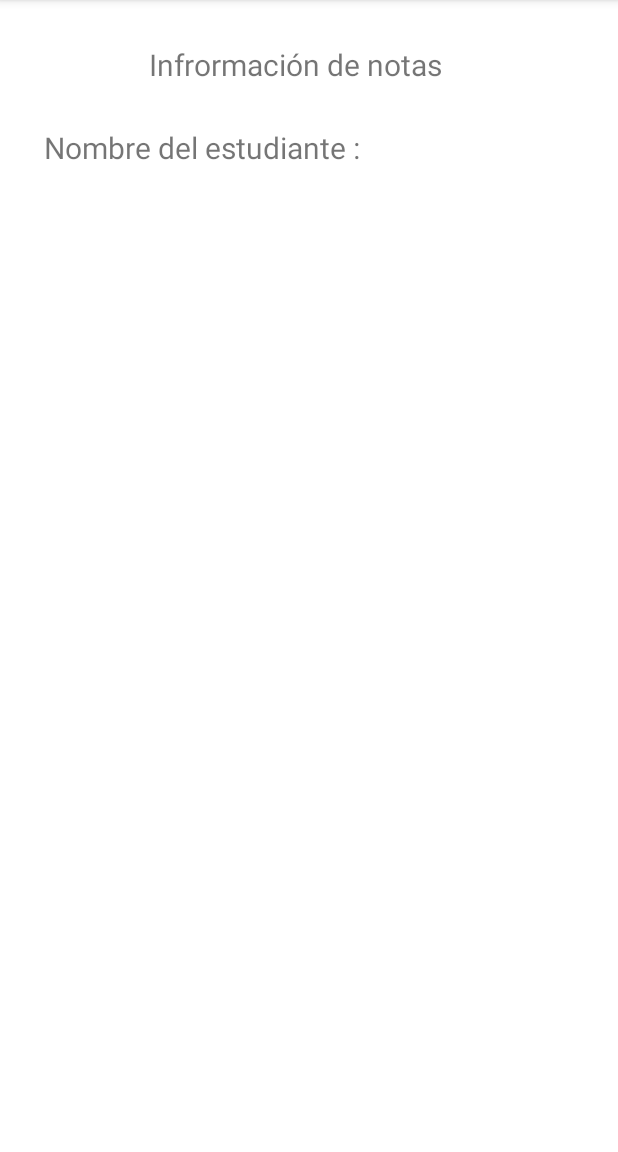
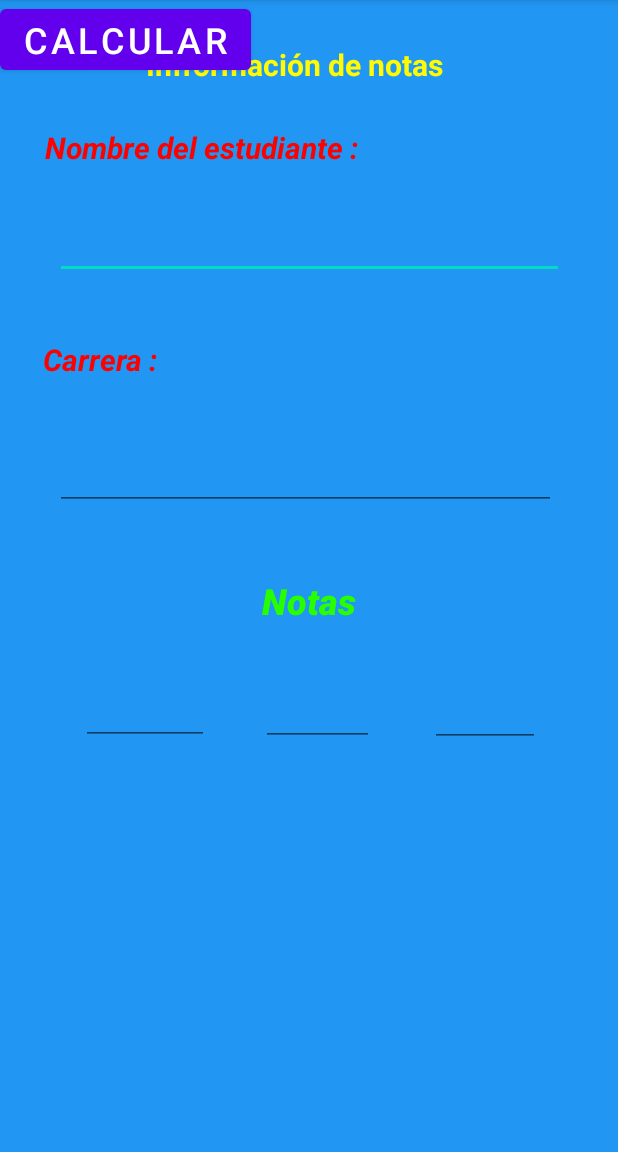
Before and after one commit to ErickVG13/Notas_Alumno, an Android app: the screen it shows after launch (MainActivity), on a phone screen of 412 x 824 dp, the part 84-1236 px from its top. Run offline under Robolectric (Android 15) with nearby library versions, the phone set to English and light mode, and no system bars.

Commit message:
1.1 version

```diff
--- a/app/src/main/res/layout/activity_main.xml
+++ b/app/src/main/res/layout/activity_main.xml
@@ -4,6 +4,7 @@
     xmlns:tools="http://schemas.android.com/tools"
     android:layout_width="match_parent"
     android:layout_height="match_parent"
+    android:background="#2196F3"
     tools:context=".MainActivity">
 
     <TextView
@@ -11,7 +12,9 @@
         android:layout_width="wrap_content"
         android:layout_height="wrap_content"
         android:text="Infrormación de notas"
+        android:textColor="#FFFB00"
         android:textSize="20sp"
+        android:textStyle="bold"
         app:layout_constraintBottom_toBottomOf="parent"
         app:layout_constraintHorizontal_bias="0.457"
         app:layout_constraintLeft_toLeftOf="parent"
@@ -25,10 +28,120 @@
         android:layout_height="wrap_content"
         android:layout_marginTop="28dp"
         android:text="Nombre del estudiante :"
+        android:textColor="#FF0000"
         android:textSize="20sp"
+        android:textStyle="bold|italic"
         app:layout_constraintEnd_toEndOf="parent"
         app:layout_constraintHorizontal_bias="0.146"
         app:layout_constraintStart_toStartOf="parent"
         app:layout_constraintTop_toBottomOf="@+id/textView2" />
 
+    <EditText
+        android:id="@+id/editTextTextPersonName"
+        android:layout_width="339dp"
+        android:layout_height="48dp"
+        android:layout_marginTop="12dp"
+        android:ems="10"
+        android:inputType="textPersonName"
+        app:layout_constraintBottom_toBottomOf="parent"
+        app:layout_constraintEnd_toEndOf="parent"
+        app:layout_constraintStart_toStartOf="parent"
+        app:layout_constraintTop_toBottomOf="@+id/textView"
+        app:layout_constraintVertical_bias="0.024" />
+
+    <TextView
+        android:id="@+id/textView3"
+        android:layout_width="wrap_content"
+        android:layout_height="wrap_content"
+        android:layout_marginTop="40dp"
+        android:text="Carrera :"
+        android:textColor="#FF0000"
+        android:textSize="20sp"
+        android:textStyle="bold|italic"
+        app:layout_constraintBottom_toBottomOf="parent"
+        app:layout_constraintEnd_toEndOf="parent"
+        app:layout_constraintHorizontal_bias="0.086"
+        app:layout_constraintStart_toStartOf="parent"
+        app:layout_constraintTop_toBottomOf="@+id/editTextTextPersonName"
+        app:layout_constraintVertical_bias="0.0" />
+
+    <EditText
+        android:id="@+id/editTextTextPersonName2"
+        android:layout_width="334dp"
+        android:layout_height="51dp"
+        android:layout_marginTop="32dp"
+        android:ems="10"
+        android:inputType="textPersonName"
+        app:layout_constraintBottom_toBottomOf="parent"
+        app:layout_constraintEnd_toEndOf="parent"
+        app:layout_constraintHorizontal_bias="0.467"
+        app:layout_constraintStart_toStartOf="parent"
+        app:layout_constraintTop_toBottomOf="@+id/textView3"
+        app:layout_constraintVertical_bias="0.007" />
+
+    <TextView
+        android:id="@+id/textView4"
+        android:layout_width="wrap_content"
+        android:layout_height="wrap_content"
+        android:layout_marginTop="44dp"
+        android:fontFamily="sans-serif-black"
+        android:text="Notas"
+        android:textAppearance="@style/TextAppearance.AppCompat.Display2"
+        android:textColor="#27FF00"
+        android:textSize="24sp"
+        android:textStyle="bold|italic"
+        android:typeface="monospace"
+        app:layout_constraintEnd_toEndOf="parent"
+        app:layout_constraintStart_toStartOf="parent"
+        app:layout_constraintTop_toBottomOf="@+id/editTextTextPersonName2" />
+
+    <EditText
+        android:id="@+id/editTextNumberDecimal"
+        android:layout_width="85dp"
+        android:layout_height="52dp"
+        android:layout_marginTop="28dp"
+        android:ems="10"
+        android:inputType="numberDecimal"
+        app:layout_constraintEnd_toEndOf="parent"
+        app:layout_constraintHorizontal_bias="0.165"
+        app:layout_constraintStart_toStartOf="parent"
+        app:layout_constraintTop_toBottomOf="@+id/textView4" />
+
+    <EditText
+        android:id="@+id/editTextNumberDecimal3"
+        android:layout_width="73dp"
+        android:layout_height="51dp"
+        android:layout_marginTop="28dp"
+        android:ems="10"
+        android:inputType="numberDecimal"
+        app:layout_constraintBottom_toBottomOf="parent"
+        app:layout_constraintEnd_toEndOf="parent"
+        app:layout_constraintHorizontal_bias="0.846"
+        app:layout_constraintStart_toStartOf="parent"
+        app:layout_constraintTop_toBottomOf="@+id/textView4"
+        app:layout_constraintVertical_bias="0.008" />
+
+    <EditText
+        android:id="@+id/editTextNumberDecimal2"
+        android:layout_width="75dp"
+        android:layout_height="51dp"
+        android:layout_marginTop="28dp"
+        android:ems="10"
+        android:inputType="numberDecimal"
+        app:layout_constraintBottom_toBottomOf="parent"
+        app:layout_constraintEnd_toEndOf="parent"
+        app:layout_constraintHorizontal_bias="0.517"
+        app:layout_constraintStart_toStartOf="parent"
+        app:layout_constraintTop_toBottomOf="@+id/textView4"
+        app:layout_constraintVertical_bias="0.004" />
+
+    <Button
+        android:id="@+id/button"
+        android:layout_width="wrap_content"
+        android:layout_height="wrap_content"
+        android:text="Calcular"
+        android:textSize="24sp"
+        tools:layout_editor_absoluteX="118dp"
+        tools:layout_editor_absoluteY="569dp" />
+
 </androidx.constraintlayout.widget.ConstraintLayout>
```
